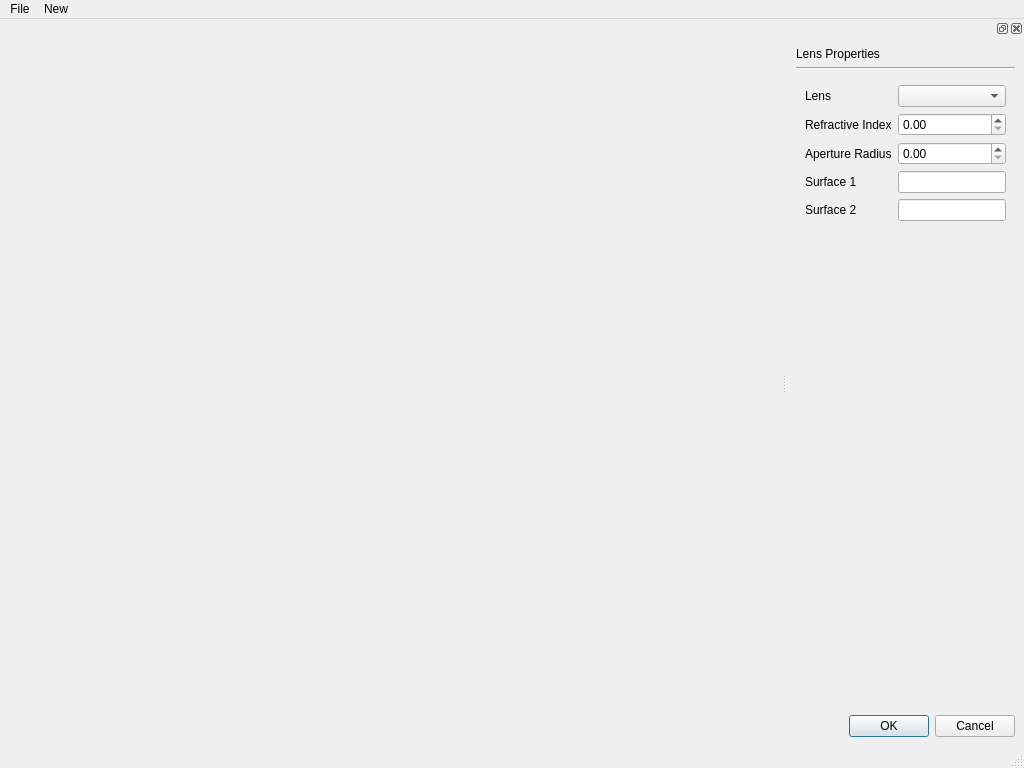
The window that ui/main.ui (ProPane865/OpticsSimulator) describes before a commit, drawn with Qt 5.
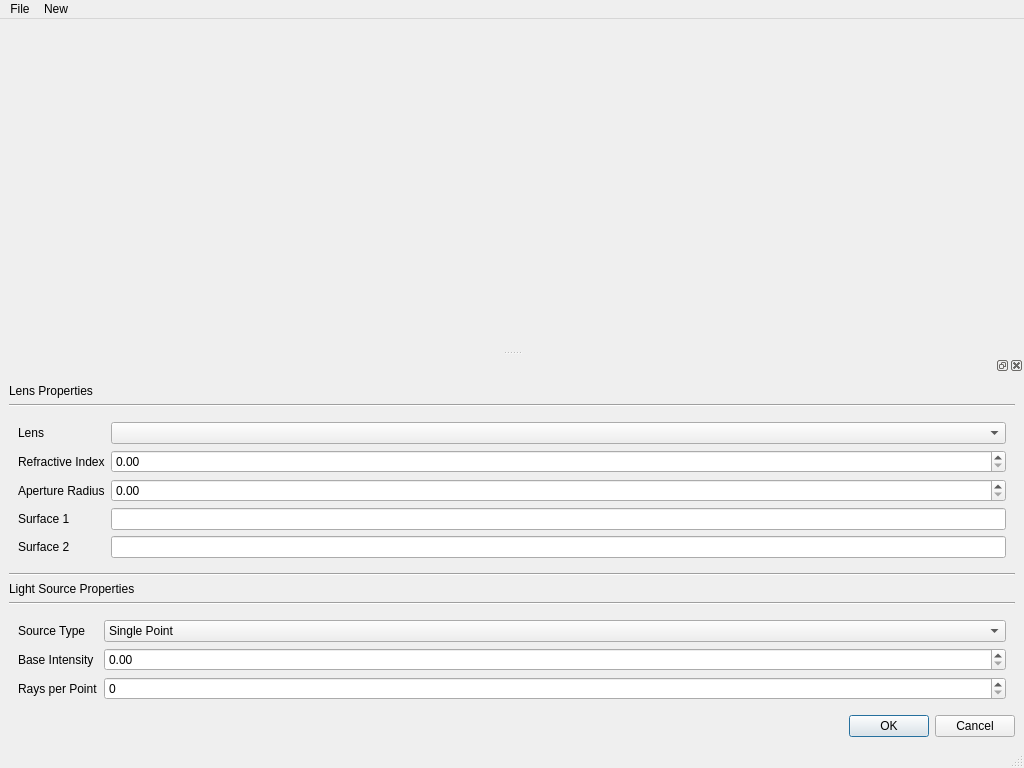
The same window after the commit.

Commit message: Updated default dock positioning, added light source properties to properties panel

```diff
--- a/ui/main.ui
+++ b/ui/main.ui
@@ -48,7 +48,7 @@
   <widget class="QStatusBar" name="statusbar"/>
   <widget class="QDockWidget" name="dockWidget">
    <attribute name="dockWidgetArea">
-    <number>2</number>
+     <number>8</number>
    </attribute>
    <widget class="QWidget" name="dockWidgetContents">
     <layout class="QVBoxLayout" name="verticalLayout_2">
@@ -128,6 +128,80 @@
        </layout>
       </widget>
      </item>
+     <item>
+      <widget class="Line" name="line_2">
+       <property name="orientation">
+        <enum>Qt::Orientation::Horizontal</enum>
+       </property>
+      </widget>
+     </item>
+     <item>
+      <widget class="QLabel" name="label_7">
+       <property name="sizePolicy">
+        <sizepolicy hsizetype="Preferred" vsizetype="Fixed">
+         <horstretch>0</horstretch>
+         <verstretch>0</verstretch>
+        </sizepolicy>
+       </property>
+       <property name="text">
+        <string>Light Source Properties</string>
+       </property>
+      </widget>
+     </item>
+     <item>
+      <widget class="Line" name="line_3">
+       <property name="orientation">
+        <enum>Qt::Orientation::Horizontal</enum>
+       </property>
+      </widget>
+     </item>
+     <item>
+      <widget class="QWidget" name="widget_2" native="true">
+       <layout class="QFormLayout" name="formLayout_2">
+        <item row="0" column="0">
+         <widget class="QLabel" name="label_8">
+          <property name="text">
+           <string>Source Type</string>
+          </property>
+         </widget>
+        </item>
+        <item row="0" column="1">
+         <widget class="QComboBox" name="comboBox">
+          <item>
+           <property name="text">
+            <string>Single Point</string>
+           </property>
+          </item>
+          <item>
+           <property name="text">
+            <string>Point Array</string>
+           </property>
+          </item>
+         </widget>
+        </item>
+        <item row="1" column="0">
+         <widget class="QLabel" name="label_9">
+          <property name="text">
+           <string>Base Intensity</string>
+          </property>
+         </widget>
+        </item>
+        <item row="1" column="1">
+         <widget class="QDoubleSpinBox" name="doubleSpinBox_3"/>
+        </item>
+        <item row="2" column="0">
+         <widget class="QLabel" name="label_10">
+          <property name="text">
+           <string>Rays per Point</string>
+          </property>
+         </widget>
+        </item>
+        <item row="2" column="1">
+         <widget class="QSpinBox" name="spinBox"/>
+        </item>
+       </layout>
+      </widget>
+     </item>
      <item>
       <widget class="QDialogButtonBox" name="buttonBox">
        <property name="standardButtons">
```
The commit also changes 1 other file.
